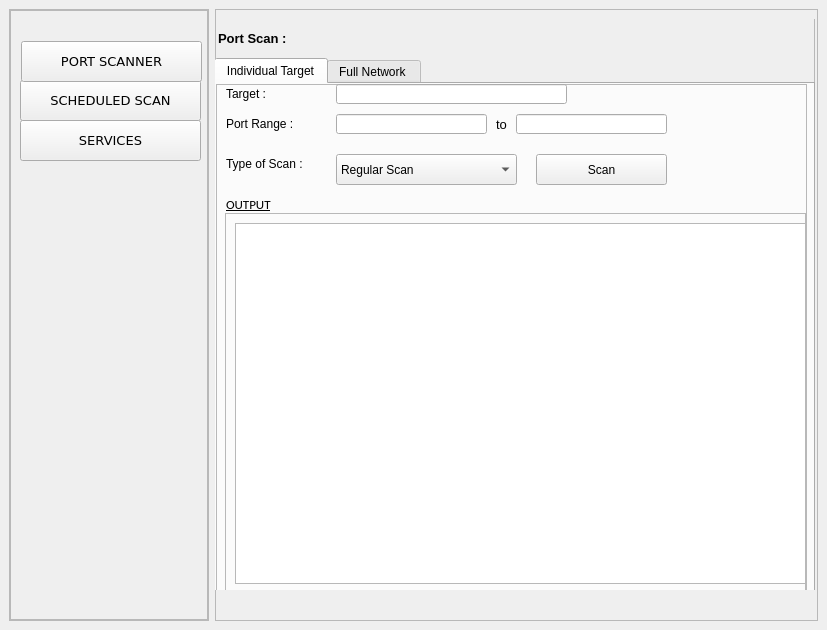
Qt form temp/for_test.ui (aniketparate/Network-Security-Scanner) before a commit.
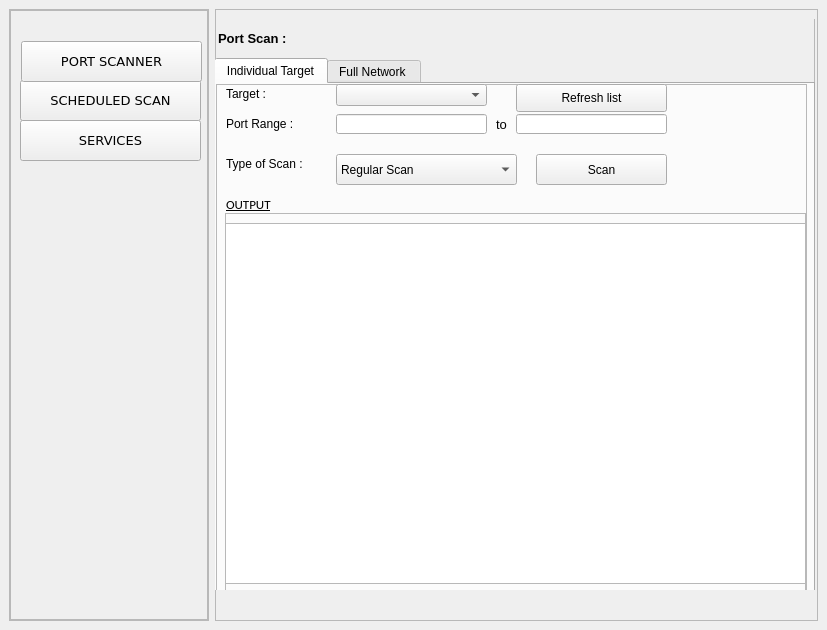
The same form after that commit. The open tabs and pages were chosen to show the change.

Patch:
```diff
--- a/temp/for_test.ui
+++ b/temp/for_test.ui
@@ -198,16 +198,6 @@
             <property name="frameShadow">
              <enum>QFrame::Raised</enum>
             </property>
-            <widget class="QLineEdit" name="ind_targetinput">
-             <property name="geometry">
-              <rect>
-               <x>120</x>
-               <y>0</y>
-               <width>231</width>
-               <height>20</height>
-              </rect>
-             </property>
-            </widget>
             <widget class="QLabel" name="Targetlabel">
              <property name="geometry">
               <rect>
@@ -325,9 +315,9 @@
              <widget class="QTextEdit" name="indScanOpArea">
               <property name="geometry">
                <rect>
-                <x>10</x>
+                <x>0</x>
                 <y>10</y>
-                <width>571</width>
+                <width>581</width>
                 <height>361</height>
                </rect>
               </property>
@@ -397,6 +387,29 @@
               </property>
              </item>
             </widget>
+            <widget class="QComboBox" name="indScanIpDD">
+             <property name="geometry">
+              <rect>
+               <x>120</x>
+               <y>0</y>
+               <width>151</width>
+               <height>22</height>
+              </rect>
+             </property>
+            </widget>
+            <widget class="QPushButton" name="indScanIpRefreshBtn">
+             <property name="geometry">
+              <rect>
+               <x>300</x>
+               <y>0</y>
+               <width>151</width>
+               <height>28</height>
+              </rect>
+             </property>
+             <property name="text">
+              <string>Refresh list</string>
+             </property>
+            </widget>
            </widget>
           </widget>
           <widget class="QWidget" name="FullScanTab">
```
Left out of the diff: 28 changed lines with no effect on the pictures.
